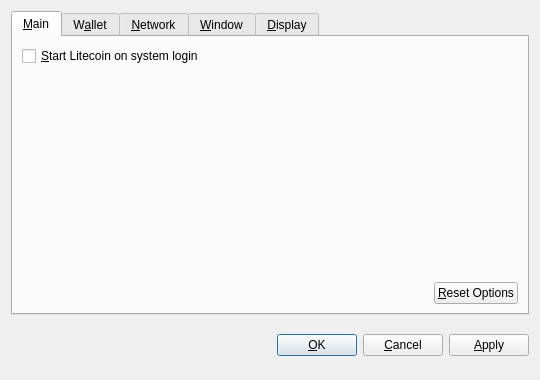
Qt form Coin/src/qt/forms/optionsdialog.ui (myersTechnologies/NiepceCoin) before a commit.
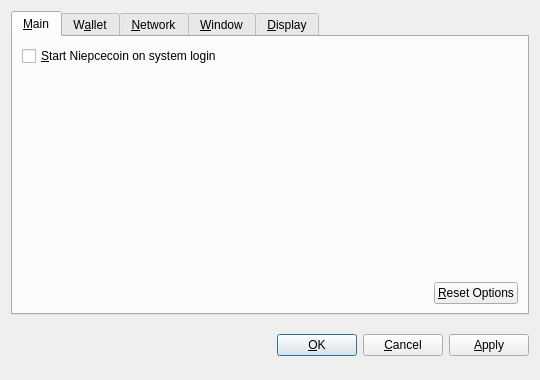
The same form after that commit. Custom widgets are drawn as their Qt base class.

The edit to the form file:
```diff
--- a/Coin/src/qt/forms/optionsdialog.ui
+++ b/Coin/src/qt/forms/optionsdialog.ui
@@ -36,7 +36,7 @@
           <string>Automatically start Litecoin after logging in to the system.</string>
          </property>
          <property name="text">
-          <string>&amp;Start Litecoin on system login</string>
+          <string>&amp;Start Niepcecoin on system login</string>
          </property>
         </widget>
        </item>
```
Left out of the diff: 10 changed lines with no effect on the pictures.
